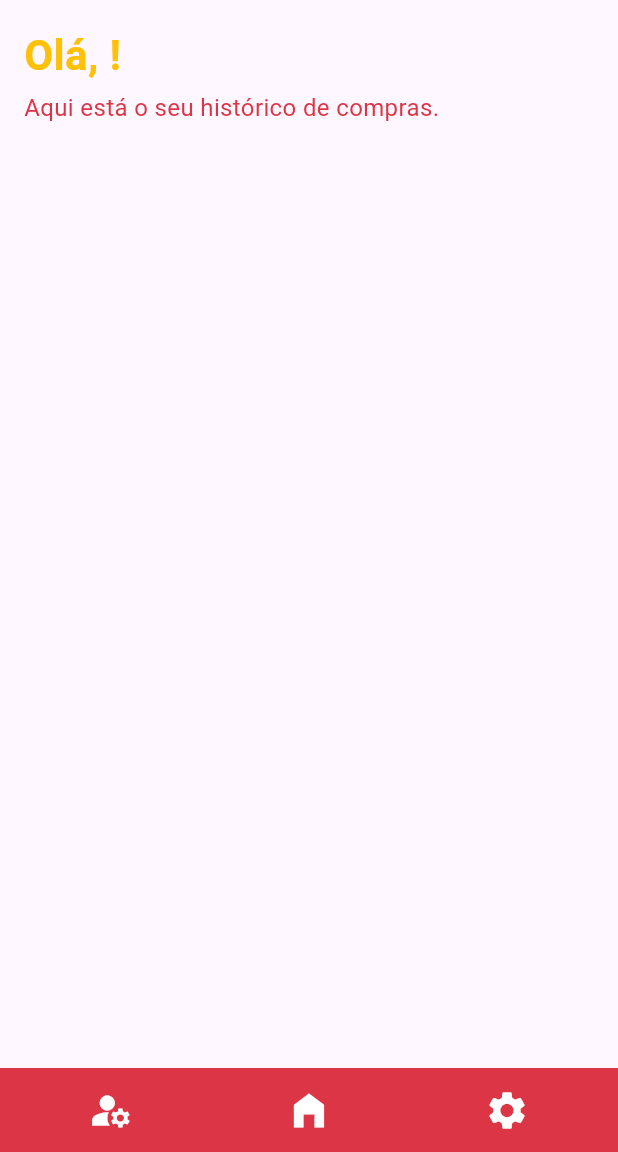
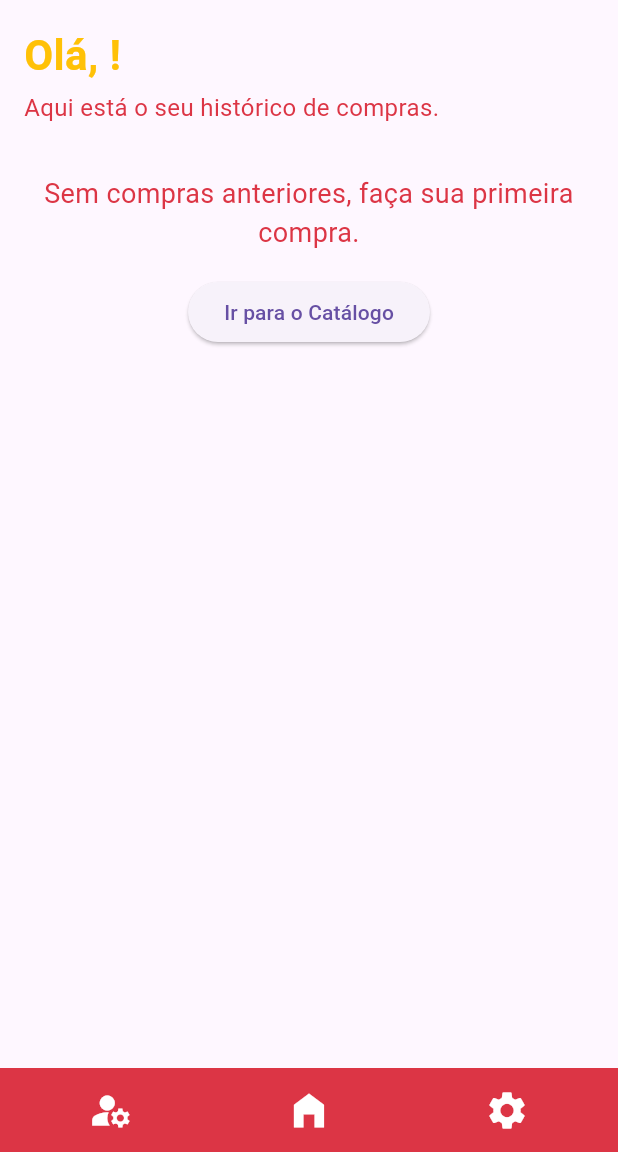
Before and after one commit to Sluvizottodev/mini-mercado-academinco, a Flutter app: the HistoricoComprasScreen screen opened by its route, on a phone screen of 412 x 824 dp, the part 84-1236 px from its top. Run offline on Flutter 3.47's test engine with Material 3 defaults, Android fonts, the light colour scheme and no system bars; our stand-ins replace cloud_firestore, firebase_auth, firebase_core, logger; accounts and stored records are empty; network calls fail.

Commit message:
correções de ciclo de tela e historico de compras

```diff
--- a/lib/Screens/MainScreens/Historico.dart
+++ b/lib/Screens/MainScreens/Historico.dart
@@ -5,6 +5,7 @@ import 'package:minimercado/utils/constants/colors.dart';
 import 'package:cloud_firestore/cloud_firestore.dart';
 import '../../utils/componentes/CustomAppBar.dart';
 import '../../utils/componentes/InfAppBar.dart';
+import '../../utils/constants/routes.dart'; // Certifique-se de importar suas rotas
 
 class HistoricoComprasScreen extends StatefulWidget {
   @override
@@ -103,6 +104,7 @@ class _HistoricoComprasScreenState extends State<HistoricoComprasScreen> {
                     ),
                   ),
                 ),
+                if (_historicoCompras.isNotEmpty)
                   SliverList(
                     delegate: SliverChildBuilderDelegate(
                           (BuildContext context, int index) {
@@ -133,6 +135,32 @@ class _HistoricoComprasScreenState extends State<HistoricoComprasScreen> {
                         );
                       },
                       childCount: _historicoCompras.length,
+                    ),
+                  )
+                else
+                  SliverToBoxAdapter(
+                    child: Padding(
+                      padding: const EdgeInsets.all(16.0),
+                      child: Column(
+                        mainAxisAlignment: MainAxisAlignment.center,
+                        children: [
+                          Text(
+                            'Sem compras anteriores, faça sua primeira compra.',
+                            style: TextStyle(
+                              fontSize: 18,
+                              color: TColors.primaryColor,
+                            ),
+                            textAlign: TextAlign.center,
+                          ),
+                          SizedBox(height: 16),
+                          ElevatedButton(
+                            onPressed: () {
+                              Navigator.of(context).pushNamed(PageRoutes.catalogo);
+                            },
+                            child: Text('Ir para o Catálogo'),
+                          ),
+                        ],
+                      ),
                     ),
                   ),
                 SliverToBoxAdapter(
```
Also changed, not shown: lib/Screens/HomeScreens/Login.dart (+42 -13 lines), lib/Screens/MainScreens/Checkout.dart (+33 -1 lines), lib/Screens/MainScreens/Configuracao.dart (+10 -4 lines), lib/utils/constants/routes.dart (+36 -25 lines). Lines whose indentation alone changed are shown as unchanged.
